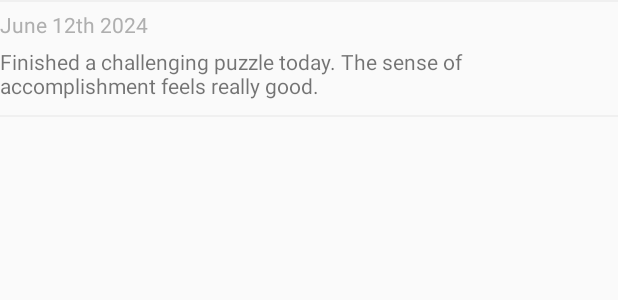
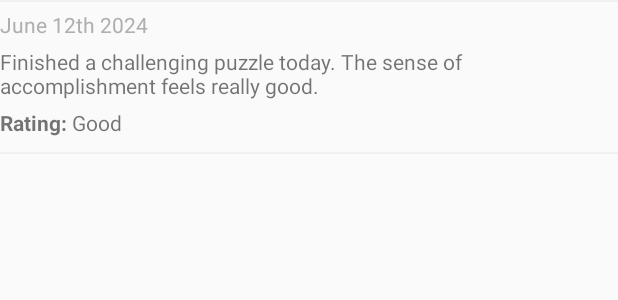
Before and after one commit to kajgaard/MentaliTree, an Android app: the layout note_item.xml on its own in the app's theme, with its tools: preview values and no code run, on a phone screen of 412 x 824 dp. Shown: the top 300 px of the screen. Run offline under Robolectric (Android 15) with nearby library versions, the phone set to English and light mode, and no system bars.

Commit message:
Now shows notes in Profile - Notes submenu

```diff
--- a/app/src/main/res/layout/note_item.xml
+++ b/app/src/main/res/layout/note_item.xml
@@ -24,7 +24,27 @@
         android:layout_width="match_parent"
         android:layout_height="wrap_content"
         android:text="Finished a challenging puzzle today. The sense of accomplishment feels really good."
-        android:paddingBottom="10dp"/>
+        android:paddingBottom="5dp"/>
+
+    <LinearLayout
+        android:layout_width="match_parent"
+        android:layout_height="wrap_content"
+        android:orientation="horizontal"
+        android:paddingBottom="10dp">
+
+        <TextView
+            android:layout_width="wrap_content"
+            android:layout_height="wrap_content"
+            android:text="Rating: "
+            android:textStyle="bold"/>
+
+        <TextView
+            android:id="@+id/dayRatingOnNoteTv"
+            android:layout_width="wrap_content"
+            android:layout_height="wrap_content"
+            android:text="Good"/>
+
+    </LinearLayout>
 
     <View
         android:layout_width="match_parent"
```
Also changed, not shown: app/src/main/java/com/example/mentalitree/DataHandler.java (+35 -0 lines), app/src/main/java/com/example/mentalitree/ui/profile/submenus/notes/NoteAdapter.java (+47 -2 lines), app/src/main/java/com/example/mentalitree/ui/profile/submenus/notes/NoteModel.java (+25 -1 lines), app/src/main/java/com/example/mentalitree/ui/profile/submenus/notes/NotesFragment.java (+18 -6 lines), app/src/main/java/com/example/mentalitree/ui/today/TodayFragment.java (+32 -4 lines).
